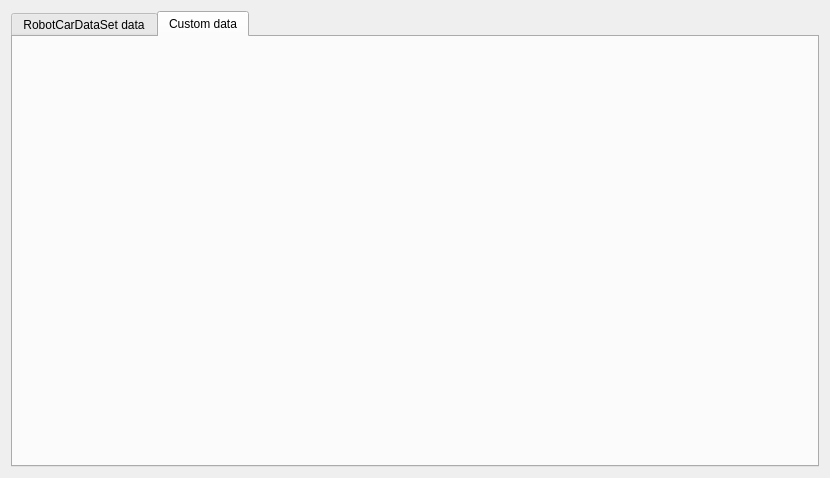
Above: SelectDataWindowDesign.ui from ukito-pl/RobotCarDataSet-GUI-Python before the change. Below: the same form after it.
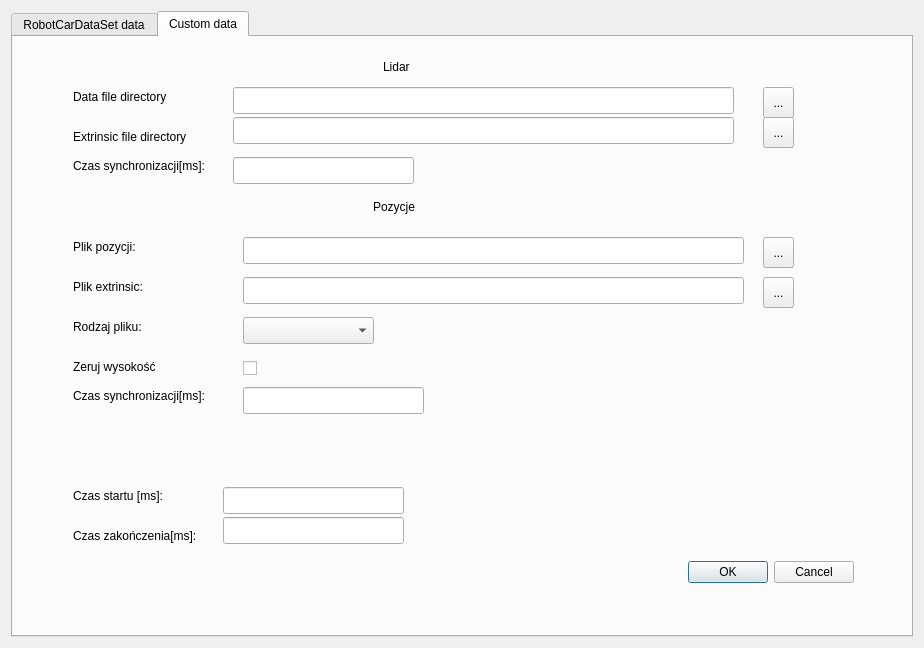
That is the form after the change. The open tabs and pages were chosen to show the change.

The edit to the form file:
```diff
--- a/SelectDataWindowDesign.ui
+++ b/SelectDataWindowDesign.ui
@@ -6,8 +6,8 @@
    <rect>
     <x>0</x>
     <y>0</y>
-    <width>830</width>
-    <height>478</height>
+    <width>924</width>
+    <height>648</height>
    </rect>
   </property>
   <property name="windowTitle">
@@ -383,17 +383,385 @@
       <attribute name="title">
        <string>Custom data</string>
       </attribute>
-      <widget class="QDialogButtonBox" name="buttonBox_2">
+      <widget class="QLabel" name="label_9">
        <property name="geometry">
         <rect>
-         <x>610</x>
-         <y>440</y>
-         <width>176</width>
+         <x>370</x>
+         <y>20</y>
+         <width>151</width>
+         <height>20</height>
+        </rect>
+       </property>
+       <property name="text">
+        <string>Lidar </string>
+       </property>
+      </widget>
+      <widget class="QLineEdit" name="chooseLidarData">
+       <property name="geometry">
+        <rect>
+         <x>220</x>
+         <y>50</y>
+         <width>501</width>
          <height>27</height>
         </rect>
+       </property>
+      </widget>
+      <widget class="QLineEdit" name="choosePoseData">
+       <property name="geometry">
+        <rect>
+         <x>230</x>
+         <y>200</y>
+         <width>501</width>
+         <height>27</height>
+        </rect>
+       </property>
+      </widget>
+      <widget class="QToolButton" name="browseButton6">
+       <property name="geometry">
+        <rect>
+         <x>750</x>
+         <y>200</y>
+         <width>31</width>
+         <height>31</height>
+        </rect>
+       </property>
+       <property name="text">
+        <string>...</string>
+       </property>
+       <property name="toolButtonStyle">
+        <enum>Qt::ToolButtonIconOnly</enum>
+       </property>
+       <property name="arrowType">
+        <enum>Qt::NoArrow</enum>
+       </property>
+      </widget>
+      <widget class="QToolButton" name="browseButton7">
+       <property name="geometry">
+        <rect>
+         <x>750</x>
+         <y>240</y>
+         <width>31</width>
+         <height>31</height>
+        </rect>
+       </property>
+       <property name="text">
+        <string>...</string>
+       </property>
+       <property name="toolButtonStyle">
+        <enum>Qt::ToolButtonIconOnly</enum>
+       </property>
+       <property name="arrowType">
+        <enum>Qt::NoArrow</enum>
+       </property>
+      </widget>
+      <widget class="QLabel" name="label_10">
+       <property name="geometry">
+        <rect>
+         <x>60</x>
+         <y>200</y>
+         <width>191</width>
+         <height>20</height>
+        </rect>
+       </property>
+       <property name="text">
+        <string>Plik pozycji:</string>
+       </property>
+      </widget>
+      <widget class="QToolButton" name="browseButton4">
+       <property name="geometry">
+        <rect>
+         <x>750</x>
+         <y>50</y>
+         <width>31</width>
+         <height>31</height>
+        </rect>
+       </property>
+       <property name="text">
+        <string>...</string>
+       </property>
+       <property name="toolButtonStyle">
+        <enum>Qt::ToolButtonIconOnly</enum>
+       </property>
+       <property name="arrowType">
+        <enum>Qt::NoArrow</enum>
+       </property>
+      </widget>
+      <widget class="QLineEdit" name="choosePoseExtr">
+       <property name="geometry">
+        <rect>
+         <x>230</x>
+         <y>240</y>
+         <width>501</width>
+         <height>27</height>
+        </rect>
+       </property>
+      </widget>
+      <widget class="QLabel" name="label_11">
+       <property name="geometry">
+        <rect>
+         <x>60</x>
+         <y>240</y>
+         <width>171</width>
+         <height>20</height>
+        </rect>
+       </property>
+       <property name="text">
+        <string>Plik extrinsic:</string>
+       </property>
+      </widget>
+      <widget class="QLabel" name="label_12">
+       <property name="geometry">
+        <rect>
+         <x>60</x>
+         <y>50</y>
+         <width>151</width>
+         <height>20</height>
+        </rect>
+       </property>
+       <property name="text">
+        <string>Data file directory</string>
+       </property>
+      </widget>
+      <widget class="QLabel" name="label_13">
+       <property name="geometry">
+        <rect>
+         <x>60</x>
+         <y>90</y>
+         <width>151</width>
+         <height>20</height>
+        </rect>
+       </property>
+       <property name="text">
+        <string>Extrinsic file directory</string>
+       </property>
+      </widget>
+      <widget class="QToolButton" name="browseButton5">
+       <property name="geometry">
+        <rect>
+         <x>750</x>
+         <y>80</y>
+         <width>31</width>
+         <height>31</height>
+        </rect>
+       </property>
+       <property name="text">
+        <string>...</string>
+       </property>
+       <property name="toolButtonStyle">
+        <enum>Qt::ToolButtonIconOnly</enum>
+       </property>
+       <property name="arrowType">
+        <enum>Qt::NoArrow</enum>
+       </property>
+      </widget>
+      <widget class="QLineEdit" name="chooseLidarExtr">
+       <property name="geometry">
+        <rect>
+         <x>220</x>
+         <y>80</y>
+         <width>501</width>
+         <height>27</height>
+        </rect>
+       </property>
+      </widget>
+      <widget class="QLabel" name="label_14">
+       <property name="geometry">
+        <rect>
+         <x>360</x>
+         <y>160</y>
+         <width>151</width>
+         <height>20</height>
+        </rect>
+       </property>
+       <property name="text">
+        <string>Pozycje</string>
+       </property>
+      </widget>
+      <widget class="QComboBox" name="choosePoseKind">
+       <property name="geometry">
+        <rect>
+         <x>230</x>
+         <y>280</y>
+         <width>131</width>
+         <height>27</height>
+        </rect>
+       </property>
+       <item>
+        <property name="text">
+         <string/>
+        </property>
+       </item>
+       <item>
+        <property name="text">
+         <string>gps+imu</string>
+        </property>
+       </item>
+       <item>
+        <property name="text">
+         <string>vo</string>
+        </property>
+       </item>
+      </widget>
+      <widget class="QLabel" name="label_29">
+       <property name="geometry">
+        <rect>
+         <x>60</x>
+         <y>280</y>
+         <width>151</width>
+         <height>20</height>
+        </rect>
+       </property>
+       <property name="text">
+        <string>Rodzaj pliku:</string>
+       </property>
+      </widget>
+      <widget class="QDialogButtonBox" name="buttonBoxCustom">
+       <property name="enabled">
+        <bool>true</bool>
+       </property>
+       <property name="geometry">
+        <rect>
+         <x>660</x>
+         <y>520</y>
+         <width>181</width>
+         <height>31</height>
+        </rect>
+       </property>
+       <property name="contextMenuPolicy">
+        <enum>Qt::ActionsContextMenu</enum>
+       </property>
+       <property name="orientation">
+        <enum>Qt::Horizontal</enum>
        </property>
        <property name="standardButtons">
         <set>QDialogButtonBox::Cancel|QDialogButtonBox::Ok</set>
+       </property>
+       <property name="centerButtons">
+        <bool>false</bool>
+       </property>
+      </widget>
+      <widget class="QLabel" name="label_30">
+       <property name="geometry">
+        <rect>
+         <x>60</x>
+         <y>320</y>
+         <width>151</width>
+         <height>20</height>
+        </rect>
+       </property>
+       <property name="text">
+        <string>Zeruj wysokość</string>
+       </property>
+      </widget>
+      <widget class="QCheckBox" name="clearHeight">
+       <property name="geometry">
+        <rect>
+         <x>230</x>
+         <y>320</y>
+         <width>99</width>
+         <height>22</height>
+        </rect>
+       </property>
+       <property name="text">
+        <string/>
+       </property>
+      </widget>
+      <widget class="QLabel" name="label_31">
+       <property name="geometry">
+        <rect>
+         <x>60</x>
+         <y>120</y>
+         <width>171</width>
+         <height>17</height>
+        </rect>
+       </property>
+       <property name="text">
+        <string>Czas synchronizacji[ms]:</string>
+       </property>
+      </widget>
+      <widget class="QLineEdit" name="synchLidarTime">
+       <property name="geometry">
+        <rect>
+         <x>220</x>
+         <y>120</y>
+         <width>181</width>
+         <height>27</height>
+        </rect>
+       </property>
+       <property name="text">
+        <string/>
+       </property>
+      </widget>
+      <widget class="QLabel" name="label_32">
+       <property name="geometry">
+        <rect>
+         <x>60</x>
+         <y>350</y>
+         <width>161</width>
+         <height>17</height>
+        </rect>
+       </property>
+       <property name="text">
+        <string>Czas synchronizacji[ms]:</string>
+       </property>
+      </widget>
+      <widget class="QLineEdit" name="synchPoseTime">
+       <property name="geometry">
+        <rect>
+         <x>230</x>
+         <y>350</y>
+         <width>181</width>
+         <height>27</height>
+        </rect>
+       </property>
+       <property name="text">
+        <string/>
+       </property>
+      </widget>
+      <widget class="QLabel" name="label_33">
+       <property name="geometry">
+        <rect>
+         <x>60</x>
+         <y>450</y>
+         <width>111</width>
+         <height>17</height>
+        </rect>
+       </property>
+       <property name="text">
+        <string>Czas startu [ms]:</string>
+       </property>
+      </widget>
+      <widget class="QLabel" name="label_34">
+       <property name="geometry">
+        <rect>
+         <x>60</x>
+         <y>490</y>
+         <width>161</width>
+         <height>17</height>
+        </rect>
+       </property>
+       <property name="text">
+        <string>Czas zakończenia[ms]:</string>
+       </property>
+      </widget>
+      <widget class="QLineEdit" name="endTimeCustom">
+       <property name="geometry">
+        <rect>
+         <x>210</x>
+         <y>480</y>
+         <width>181</width>
+         <height>27</height>
+        </rect>
+       </property>
+      </widget>
+      <widget class="QLineEdit" name="startTimeCustom">
+       <property name="geometry">
+        <rect>
+         <x>210</x>
+         <y>450</y>
+         <width>181</width>
+         <height>27</height>
+        </rect>
        </property>
       </widget>
      </widget>
```
Left out of the diff: 38 changed lines with no effect on the pictures.
